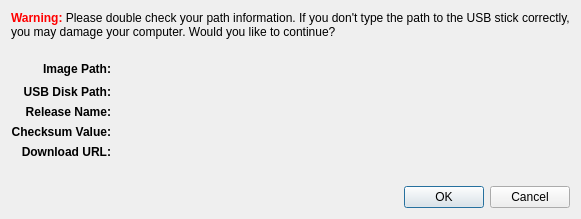
gkmngrgn/puding, file qt4/ui/qtConfirmDialog.ui: the form before one commit.
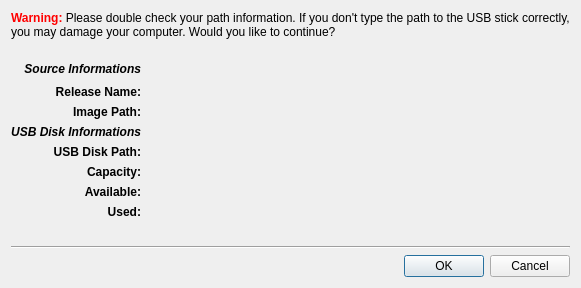
The form after the commit.

Commit message: update translations and add usb informations to confirm dialog.

Diff of the .ui file:
```diff
--- a/qt4/ui/qtConfirmDialog.ui
+++ b/qt4/ui/qtConfirmDialog.ui
@@ -7,7 +7,7 @@
     <x>0</x>
     <y>0</y>
     <width>581</width>
-    <height>219</height>
+    <height>288</height>
    </rect>
   </property>
   <property name="minimumSize">
@@ -32,7 +32,7 @@
    </item>
    <item>
     <layout class="QGridLayout" name="gridLayout">
-     <item row="0" column="0">
+     <item row="2" column="0">
       <widget class="QLabel" name="label_2">
        <property name="text">
         <string>&lt;b&gt;Image Path:&lt;/b&gt;</string>
@@ -42,31 +42,48 @@
        </property>
       </widget>
      </item>
-     <item row="0" column="1">
+     <item row="2" column="1">
       <widget class="QLabel" name="label_src">
        <property name="text">
         <string/>
        </property>
       </widget>
      </item>
+     <item row="5" column="0">
+      <widget class="QLabel" name="label_8">
+       <property name="text">
+        <string>&lt;b&gt;Capacity:&lt;/b&gt;</string>
+       </property>
+       <property name="alignment">
+        <set>Qt::AlignRight|Qt::AlignTrailing|Qt::AlignVCenter</set>
+       </property>
+      </widget>
+     </item>
+     <item row="5" column="1">
+      <widget class="QLabel" name="label_capacity">
+       <property name="text">
+        <string/>
+       </property>
+      </widget>
+     </item>
+     <item row="6" column="0">
+      <widget class="QLabel" name="label_10">
+       <property name="text">
+        <string>&lt;b&gt;Available:&lt;/b&gt;</string>
+       </property>
+       <property name="alignment">
+        <set>Qt::AlignRight|Qt::AlignTrailing|Qt::AlignVCenter</set>
+       </property>
+      </widget>
+     </item>
+     <item row="6" column="1">
+      <widget class="QLabel" name="label_available">
+       <property name="text">
+        <string/>
+       </property>
+      </widget>
+     </item>
      <item row="1" column="0">
-      <widget class="QLabel" name="label_4">
-       <property name="text">
-        <string>&lt;b&gt;USB Disk Path:&lt;/b&gt;</string>
-       </property>
-       <property name="alignment">
-        <set>Qt::AlignRight|Qt::AlignTrailing|Qt::AlignVCenter</set>
-       </property>
-      </widget>
-     </item>
-     <item row="1" column="1">
-      <widget class="QLabel" name="label_dst">
-       <property name="text">
-        <string/>
-       </property>
-      </widget>
-     </item>
-     <item row="2" column="0">
       <widget class="QLabel" name="label_6">
        <property name="text">
         <string>&lt;b&gt;Release Name:&lt;/b&gt;</string>
@@ -76,7 +93,7 @@
        </property>
       </widget>
      </item>
-     <item row="2" column="1">
+     <item row="1" column="1">
       <widget class="QLabel" name="label_name">
        <property name="text">
         <string/>
@@ -84,32 +101,59 @@
       </widget>
      </item>
      <item row="3" column="0">
-      <widget class="QLabel" name="label_8">
+      <widget class="QLabel" name="label_3">
        <property name="text">
-        <string>&lt;b&gt;Checksum Value:&lt;/b&gt;</string>
+        <string>&lt;i&gt;&lt;b&gt;USB Disk Informations&lt;/b&gt;&lt;/i&gt;</string>
        </property>
        <property name="alignment">
         <set>Qt::AlignRight|Qt::AlignTrailing|Qt::AlignVCenter</set>
        </property>
       </widget>
      </item>
-     <item row="3" column="1">
-      <widget class="QLabel" name="label_md5">
-       <property name="text">
-        <string/>
-       </property>
-      </widget>
-     </item>
      <item row="4" column="0">
-      <widget class="QLabel" name="label_10">
+      <widget class="QLabel" name="label_4">
        <property name="text">
-        <string>&lt;b&gt;Download URL:&lt;/b&gt;</string>
+        <string>&lt;b&gt;USB Disk Path:&lt;/b&gt;</string>
        </property>
        <property name="alignment">
         <set>Qt::AlignRight|Qt::AlignTrailing|Qt::AlignVCenter</set>
        </property>
       </widget>
      </item>
+     <item row="4" column="1">
+      <widget class="QLabel" name="label_dst">
+       <property name="text">
+        <string/>
+       </property>
+      </widget>
+     </item>
+     <item row="0" column="0">
+      <widget class="QLabel" name="label_5">
+       <property name="text">
+        <string>&lt;i&gt;&lt;b&gt;Source Informations&lt;/b&gt;&lt;/i&gt;</string>
+       </property>
+       <property name="alignment">
+        <set>Qt::AlignRight|Qt::AlignTrailing|Qt::AlignVCenter</set>
+       </property>
+      </widget>
+     </item>
+     <item row="7" column="0">
+      <widget class="QLabel" name="label_7">
+       <property name="text">
+        <string>&lt;b&gt;Used:&lt;/b&gt;</string>
+       </property>
+       <property name="alignment">
+        <set>Qt::AlignRight|Qt::AlignTrailing|Qt::AlignVCenter</set>
+       </property>
+      </widget>
+     </item>
+     <item row="7" column="1">
+      <widget class="QLabel" name="label_used">
+       <property name="text">
+        <string/>
+       </property>
+      </widget>
+     </item>
      <item row="0" column="2">
       <spacer name="horizontalSpacer">
        <property name="orientation">
@@ -123,13 +167,6 @@
        </property>
       </spacer>
      </item>
-     <item row="4" column="1">
-      <widget class="QLabel" name="label_url">
-       <property name="text">
-        <string/>
-       </property>
-      </widget>
-     </item>
     </layout>
    </item>
    <item>
@@ -145,6 +182,13 @@
      </property>
     </spacer>
    </item>
+   <item>
+    <widget class="Line" name="line">
+     <property name="orientation">
+      <enum>Qt::Horizontal</enum>
+     </property>
+    </widget>
+   </item>
    <item>
     <widget class="QDialogButtonBox" name="buttonBox">
      <property name="orientation">
```
The commit also changes 7 other files.
